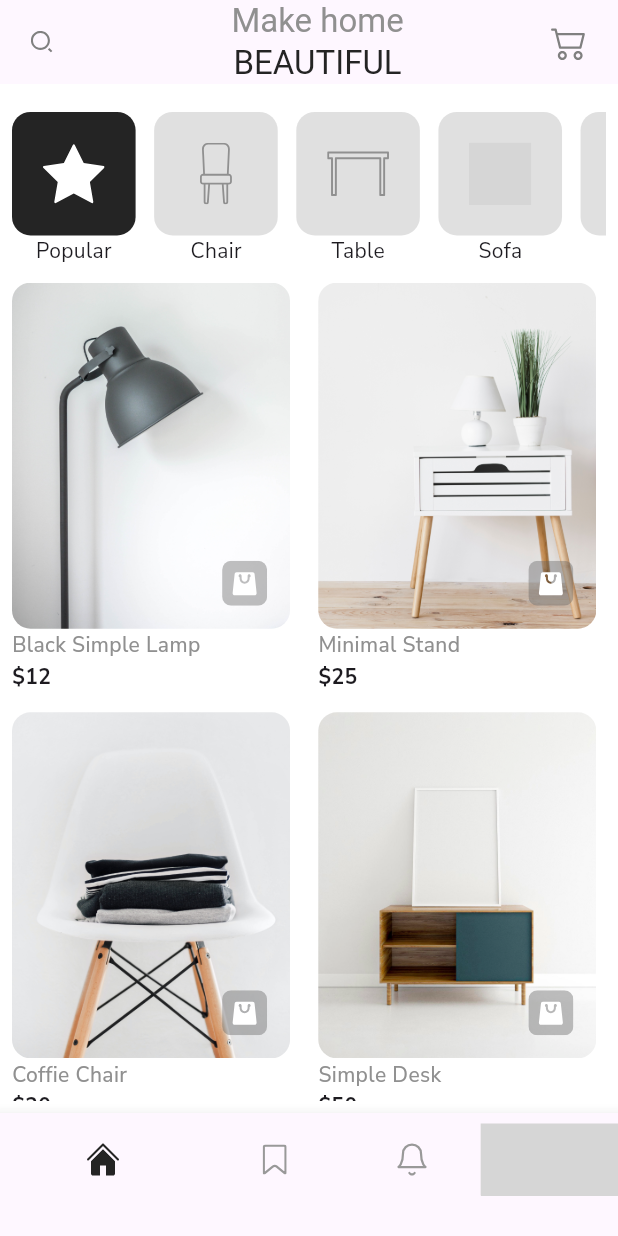
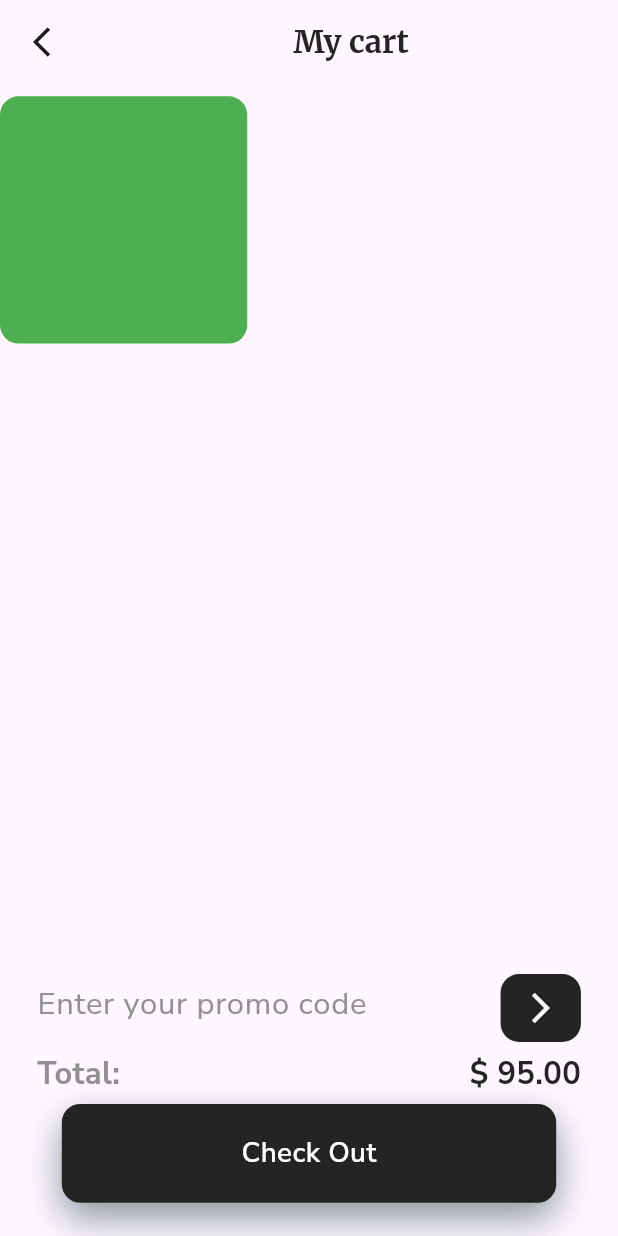
Before and after one commit to shabeer7559/furnigo, a Flutter app: the screen it shows after launch, on a phone screen of 412 x 824 dp. Run offline on Flutter 3.47's test engine with Material 3 defaults, Android fonts, the light colour scheme and no system bars; our stand-ins replace flutter_svg, google_fonts; Roboto replaces fonts that are missing (Gelasio); grey boxes are pictures that could not be loaded.

Commit message:
some change

```diff
--- a/lib/features/constants/icon_const.dart
+++ b/lib/features/constants/icon_const.dart
@@ -17,4 +17,5 @@ class IconConst{
   static const savedIcon="assets/icon/savedIcon.svg";
   static const notifIcon="assets/icon/bellIcon.svg";
   static const profileIcon="assets/icon/personIcon.svg";
+  static const yellowStar="assets/icon/yellowStar.svg";
 }
--- a/lib/features/constants/image_const.dart
+++ b/lib/features/constants/image_const.dart
@@ -4,7 +4,11 @@ class ImageConst{
   static const minimalStand="assets/image/minimalStand.png";
   static const simpleDesk="assets/image/simpleDesk.png";
   static const coffieChair="assets/image/coffieChair.png";
+  static const frame="assets/image/Frame 5.png";
   static const coffieTable="assets/image/coffieTable.png";
+  static const success="assets/image/success.png";
+  static const tickmark="assets/image/tickmark.png";
+  static const coffeetable="assets/image/coffeetable.png";
 
 
   static const person="assets/image/person";
--- a/lib/features/homescreen/screen/cart.dart
+++ b/lib/features/homescreen/screen/cart.dart
@@ -0,0 +1,133 @@
+import 'package:flutter/cupertino.dart';
+import 'package:flutter/material.dart';
+import 'package:furnigo/features/constants/color_const.dart';
+import 'package:google_fonts/google_fonts.dart';
+
+import '../../../main.dart';
+
+class MyCart extends StatefulWidget {
+  const MyCart({super.key});
+
+  @override
+  State<MyCart> createState() => _MyCartState();
+}
+
+class _MyCartState extends State<MyCart> {
+  @override
+  Widget build(BuildContext context) {
+    return Scaffold(
+      appBar: AppBar(
+        leading: Icon(Icons.arrow_back_ios_sharp),
+        title: Center(
+          child: Text("My cart",
+          style: GoogleFonts.merriweather(
+            fontWeight: FontWeight.w700,
+            fontSize: w*0.05,
+            color: ColorConst.primaryColor
+          ),),
+        ),
+      ),
+      floatingActionButton: Container(
+        height: h*0.2,
+        width: w*1,
+       margin: EdgeInsets.only(right: w*0.06,left: w*0.06),
+       child: Column(
+         mainAxisAlignment: MainAxisAlignment.spaceEvenly,
+         children: [
+           Row(
+             mainAxisAlignment: MainAxisAlignment.spaceBetween,
+             children: [
+               TextFormField(
+                textInputAction: TextInputAction.done,
+                decoration: InputDecoration(
+                  border: InputBorder.none,
+                  hintText: "Enter your promo code",
+                  hintStyle: TextStyle(
+                    fontWeight: FontWeight.w400,
+                    fontSize: w*0.05,
+                    color: ColorConst.grey
+                  ),
+                  constraints: BoxConstraints(
+                    maxWidth: w*0.6,
+                    maxHeight: w*0.1,
+                  )
+                ),
+               ),
+               Container(
+                 height: h*0.055,
+                 width: w*0.13,
+                 decoration: BoxDecoration(
+                   color: ColorConst.primaryColor,
+                   borderRadius: BorderRadius.circular(w*0.03)
+                 ),
+                 child: Icon(Icons.arrow_forward_ios_outlined,color: ColorConst.secondaryColor,),
+               )
+             ],
+           ),
+           Row(
+             mainAxisAlignment: MainAxisAlignment.spaceBetween,
+             children: [
+               Text("Total:",
+               style: TextStyle(
+                 fontSize: w*0.05,
+                 fontWeight: FontWeight.w700,
+                 color: ColorConst.grey
+               ),),
+               Text("\$ 95.00",
+               style: TextStyle(
+                 fontSize: w*0.05,
+                 fontWeight: FontWeight.w700,
+                 color: ColorConst.primaryColor
+               ),),
+             ],
+           ),
+           Container(
+             height: h*0.08,
+             width: w*0.8,
+             decoration: BoxDecoration(
+                 color: ColorConst.primaryColor,
+                 boxShadow: [
+                   BoxShadow(
+                       offset: Offset(0, 10),
+                       blurRadius: w*0.05,
+                       color: ColorConst.shadow
+                   )
+                 ],
+                 borderRadius: BorderRadius.circular(w*0.03)
+             ),
+             child: Center(
+               child: Text("Check Out",
+                 style: TextStyle(
+                     fontSize: w*0.045,
+                     fontWeight: FontWeight.w600,
+                     color: ColorConst.secondaryColor
+                 ),),
+             ),
+           ),
+         ],
+       ),
+      ),
+      floatingActionButtonLocation: FloatingActionButtonLocation.centerFloat,
+      body: Column(
+        children: [
+          Container(
+            height: h*0.22,
+            width: w*1,
+          child: Row(
+            children: [
+              Container(
+                height: h*0.2,
+                width: w*0.4,
+                decoration: BoxDecoration(
+                  color: Colors.green,
+                  borderRadius: BorderRadius.circular(w*0.03)
+                ),
+              )
+            ],
+          ),
+          )
+        ],
+      ),
+    );
+  }
+}
--- a/lib/main.dart
+++ b/lib/main.dart
@@ -3,7 +3,10 @@ import 'package:flutter/material.dart';
 import 'package:furnigo/features/authentication/screen/login_page.dart';
 import 'package:furnigo/features/authentication/screen/signup_page.dart';
 import 'package:furnigo/features/homescreen/screen/bottomNavi.dart';
+import 'package:furnigo/features/homescreen/screen/cart.dart';
 import 'package:furnigo/features/homescreen/screen/home_page.dart';
+import 'package:furnigo/features/homescreen/screen/product_details.dart';
+import 'package:furnigo/features/homescreen/screen/success.dart';
 import 'package:furnigo/features/splash/screen/splash_screen.dart';
 import 'package:google_fonts/google_fonts.dart';
 var h;
@@ -32,7 +35,7 @@ class _MyAppState extends State<MyApp> {
         textTheme: GoogleFonts.nunitoSansTextTheme()
         ),
         debugShowCheckedModeBanner: false,
-        home: bottomNavi(),
+        home: MyCart(),
       ),
     );
   }
```
Also changed, not shown: lib/features/authentication/screen/login_page.dart (+7 -0 lines), lib/features/authentication/screen/signup_page.dart (+7 -0 lines), lib/features/homescreen/screen/product_details.dart (+226 -0 lines), lib/features/homescreen/screen/success.dart (+106 -0 lines), lib/features/splash/screen/splash_screen.dart (+7 -0 lines), assets/icon/yellowStar.svg (added), assets/image/Frame 5.png (added), assets/image/coffeetable.png (added), assets/image/success.png (added), assets/image/tickmark.png (added).
